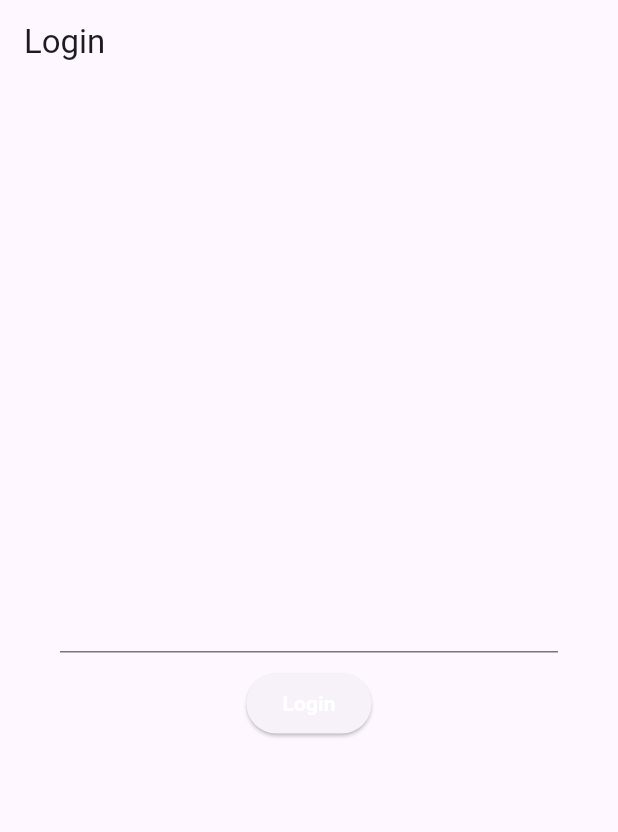
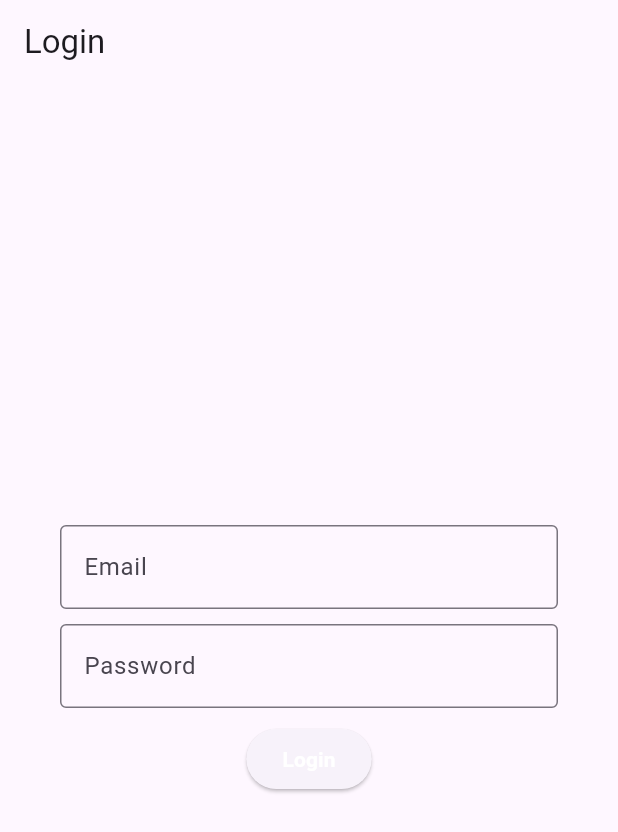
Before and after one commit to araful39/Shared-Preferences-Practice, a Flutter app: the screen it shows after launch, on a phone screen of 412 x 824 dp. Shown: the top 832 px of the screen. Run offline on Flutter 3.47's test engine with Material 3 defaults, Android fonts, the phone set to English and light mode, and no system bars; our stand-ins replace shared_preferences.

Commit message:
login page with shared preference

```diff
--- a/lib/main.dart
+++ b/lib/main.dart
@@ -26,6 +26,7 @@ Future<void> main() async {
 
 class _LoginState extends State<Login> {
   TextEditingController emailController=TextEditingController();
+  TextEditingController passwordController=TextEditingController();
   @override
   Widget build(BuildContext context) {
   return Scaffold(
@@ -38,6 +39,25 @@ class _LoginState extends State<Login> {
       children: [
         TextField(
           controller: emailController,
+          decoration: InputDecoration(
+            hintText: "Email",
+            border: OutlineInputBorder(
+
+            )
+          ),
+        ),
+
+        SizedBox(
+          height: 10,
+        ),
+        TextField(
+          controller: passwordController,
+          decoration: InputDecoration(
+            hintText:"Password",
+            border: OutlineInputBorder(
+
+            )
+          ),
         ),
         SizedBox(
           height: 10,
```
